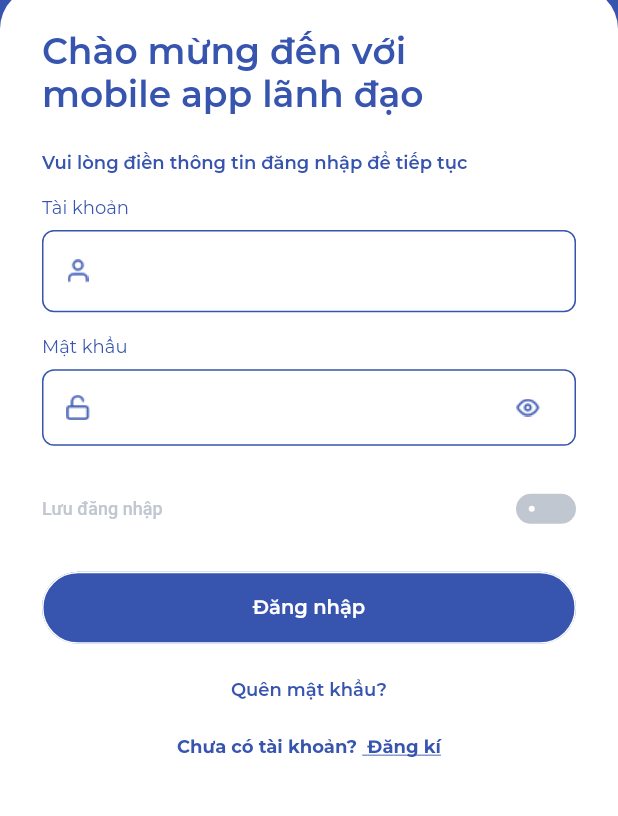
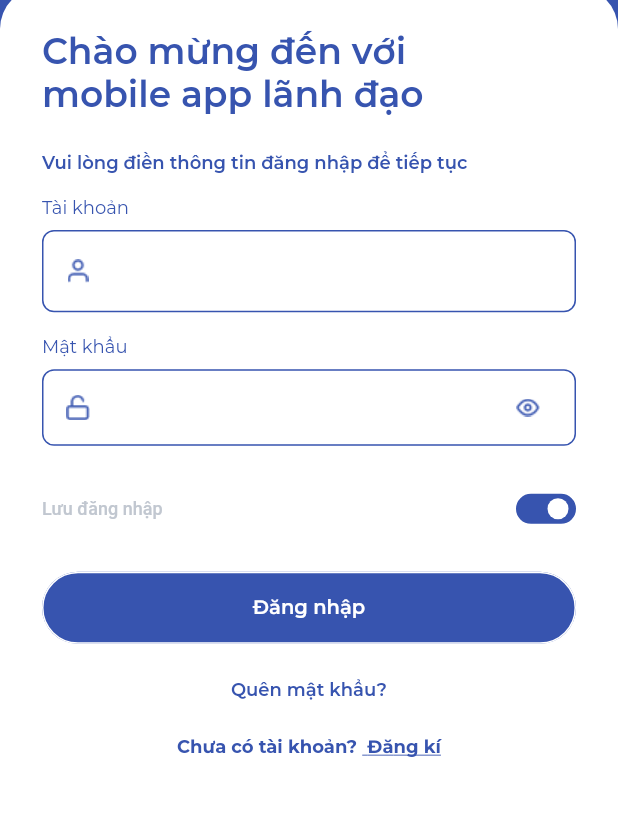
Before and after one commit to cesc1802/leader-app, a Flutter app: the AuthScreen screen opened by its route, on a phone screen of 412 x 824 dp, the part 97-913 px from its top. Run offline on Flutter 3.47's test engine with Material 2 defaults, Android fonts, the phone set to English and light mode, and no system bars; drawn by our look-alikes of flutter_switch; our stand-ins replace flutter_slidable, google_fonts, smooth_page_indicator, syncfusion_flutter_datepicker.

Commit message:
Update custom_switch instead of flutter_switch lib

```diff
--- a/lib/features/auth/pages/login_page.dart
+++ b/lib/features/auth/pages/login_page.dart
@@ -1,13 +1,12 @@
 import 'package:flutter/gestures.dart';
 import 'package:flutter/material.dart';
-import 'package:flutter_switch/flutter_switch.dart';
 import 'package:leader_app/features/home/pages/home_page.dart';
 import 'package:leader_app/resources/dimens.dart';
 import 'package:leader_app/resources/strings.dart';
 import 'package:leader_app/themes/app_colors.dart';
-import 'package:leader_app/utils/color_utils.dart';
 import 'package:leader_app/utils/ui_data.dart';
 import 'package:leader_app/widgets/button_text.dart';
+import 'package:leader_app/widgets/common/custom_switch_button.dart';
 import 'package:leader_app/widgets/custom_textfield.dart';
 import 'package:leader_app/widgets/title_appbar_widget.dart';
 
@@ -88,17 +87,10 @@ class AuthScreen extends StatelessWidget {
                         .bodyText1!
                         .copyWith(color: AppColors.disableColor, fontSize: 12),
                   ),
-                  FlutterSwitch(
-                      inactiveColor:
-                          ColorUtils.convertFromHexColor(hexColor: "#C1C7D0"),
-                      toggleColor: Colors.white,
-                      activeColor: AppColors.primaryColor,
-                      value: false,
-                      width: 40.0,
-                      height: 20.0,
-                      toggleSize: 5.0,
-                      padding: 8.0,
-                      onToggle: (val) {})
+                  CustomSwitch(
+                    initValue: false,
+                    onChanged: (value) {},
+                  ),
                 ],
               ),
               Gaps.vGap32,
--- /dev/null
+++ b/lib/widgets/common/custom_switch_button.dart
@@ -0,0 +1,93 @@
+import 'package:flutter/material.dart';
+import 'package:leader_app/themes/app_colors.dart';
+
+class CustomSwitch extends StatefulWidget {
+  final bool initValue;
+  final ValueChanged<bool> onChanged;
+
+  CustomSwitch({Key? key, required this.initValue, required this.onChanged})
+      : super(key: key);
+
+  @override
+  _CustomSwitchState createState() => _CustomSwitchState();
+}
+
+class _CustomSwitchState extends State<CustomSwitch>
+    with SingleTickerProviderStateMixin {
+  late Animation _circleAnimation;
+  late AnimationController _animationController;
+  late bool _value = false;
+
+  @override
+  void initState() {
+    super.initState();
+    _value = widget.initValue;
+    _animationController = AnimationController(
+      vsync: this,
+      duration: Duration(milliseconds: 60),
+    );
+    _circleAnimation = AlignmentTween(
+            begin: _value ? Alignment.centerRight : Alignment.centerLeft,
+            end: _value ? Alignment.centerLeft : Alignment.centerRight)
+        .animate(
+      CurvedAnimation(parent: _animationController, curve: Curves.linear),
+    );
+  }
+
+  @override
+  void dispose() {
+    _animationController.dispose();
+    super.dispose();
+  }
+
+  @override
+  Widget build(BuildContext context) {
+    return AnimatedBuilder(
+      animation: _animationController,
+      builder: (context, child) {
+        return GestureDetector(
+          onTap: () {
+            setState(() {
+              _value = !_value;
+              if (_animationController.isCompleted) {
+                _animationController.reverse();
+              } else {
+                _animationController.forward();
+              }
+              _value == false
+                  ? widget.onChanged(true)
+                  : widget.onChanged(false);
+            });
+          },
+          child: Container(
+            width: 40.0,
+            height: 20.0,
+            decoration: BoxDecoration(
+              borderRadius: BorderRadius.circular(18.0),
+              color: _circleAnimation.value == Alignment.centerLeft
+                  ? AppColors.primaryColor
+                  : null,
+              border: _circleAnimation.value == Alignment.centerRight
+                  ? Border.all(color: AppColors.disableColor)
+                  : Border.all(color: AppColors.primaryColor),
+            ),
+            child: Container(
+              margin: const EdgeInsets.all(2.0),
+              alignment: !_value ? Alignment.centerRight : Alignment.centerLeft,
+              child: Container(
+                width: 18.0,
+                height: 18.0,
+                decoration: BoxDecoration(
+                  shape: BoxShape.circle,
+                  color: _circleAnimation.value == Alignment.centerRight
+                      ? AppColors.disableColor
+                      : Colors.white,
+                ),
+              ),
+            ),
+          ),
+        );
+      },
+    );
+  }
+}
--- a/pubspec.yaml
+++ b/pubspec.yaml
@@ -33,10 +33,8 @@ dependencies:
   google_fonts: ^2.1.0
   smooth_page_indicator: ^0.3.0-nullsafety.0
   font_awesome_flutter: ^9.1.0
-  flutter_switch: ^0.3.2
   syncfusion_flutter_datepicker: ^19.2.47
   flutter_slidable: ^0.6.0
-  flutter_rounded_date_picker: ^2.0.2
 
 dev_dependencies:
   flutter_test:
```
Also changed, not shown: pubspec.lock.
